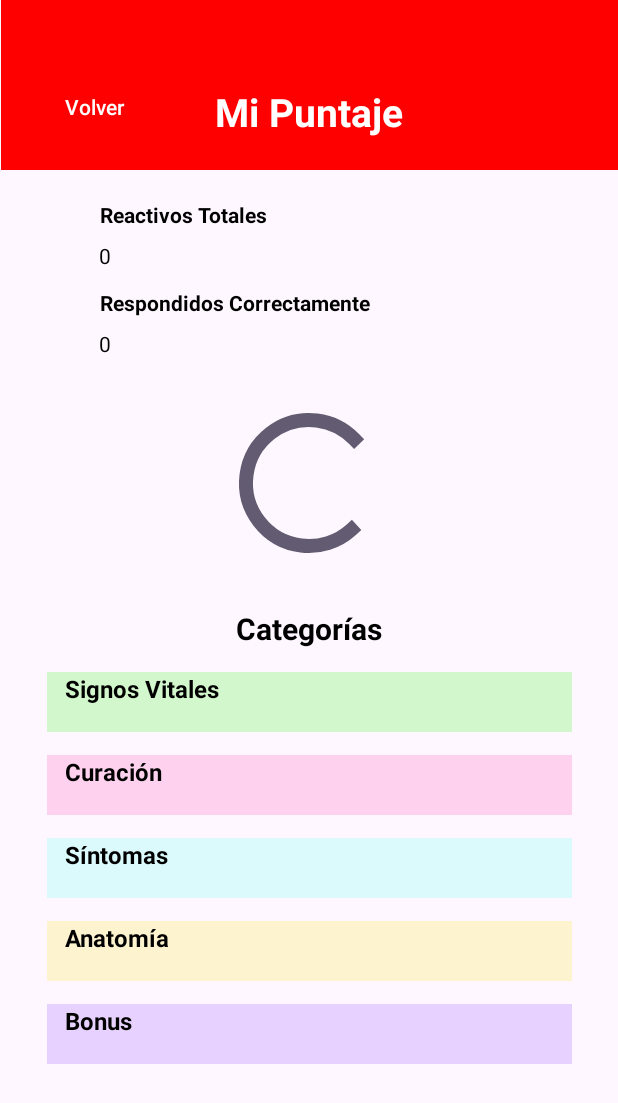
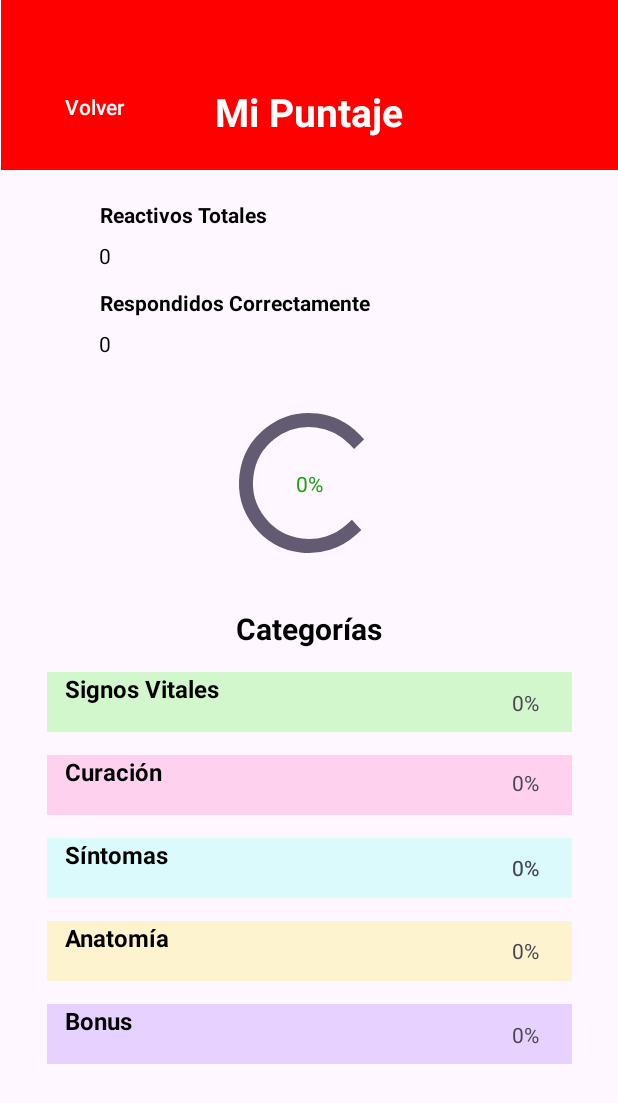
Before and after one commit to AugustoGM/proyectoRedQuiz, an Android app: the MiPuntaje screen opened directly, with no data from a screen before it, on a phone screen of 412 x 824 dp. Shown: the top 1103 px of the screen. Run offline under Robolectric (Android 15) with nearby library versions, the phone set to English and light mode, and no system bars.

Commit message:
MiPuntaje_Porcentajes

```diff
--- a/app/src/main/res/layout/activity_mi_puntaje.xml
+++ b/app/src/main/res/layout/activity_mi_puntaje.xml
@@ -5,6 +5,18 @@
     android:layout_width="match_parent"
     android:layout_height="match_parent"
     tools:context=".MiPuntaje">
+
+    <TextView
+        android:id="@+id/textView28"
+        android:layout_width="wrap_content"
+        android:layout_height="wrap_content"
+        android:text="0%"
+        app:layout_constraintBottom_toBottomOf="@+id/textView15"
+        app:layout_constraintEnd_toEndOf="@+id/textView15"
+        app:layout_constraintHorizontal_bias="0.933"
+        app:layout_constraintStart_toStartOf="@+id/textView15"
+        app:layout_constraintTop_toTopOf="@+id/textView15"
+        app:layout_constraintVertical_bias="0.476" />
 
     <TextView
         android:id="@+id/textView5"
@@ -123,6 +135,30 @@
         app:layout_constraintTop_toBottomOf="@+id/textView14" />
 
     <TextView
+        android:id="@+id/textView24"
+        android:layout_width="wrap_content"
+        android:layout_height="wrap_content"
+        android:text="0%"
+        app:layout_constraintBottom_toBottomOf="@+id/textView14"
+        app:layout_constraintEnd_toEndOf="@+id/textView14"
+        app:layout_constraintHorizontal_bias="0.933"
+        app:layout_constraintStart_toStartOf="@+id/textView14"
+        app:layout_constraintTop_toTopOf="@+id/textView14"
+        app:layout_constraintVertical_bias="0.428" />
+
+    <TextView
+        android:id="@+id/textView25"
+        android:layout_width="wrap_content"
+        android:layout_height="wrap_content"
+        android:text="0%"
+        app:layout_constraintBottom_toBottomOf="@+id/textView15"
+        app:layout_constraintEnd_toEndOf="@+id/textView15"
+        app:layout_constraintHorizontal_bias="0.933"
+        app:layout_constraintStart_toStartOf="@+id/textView15"
+        app:layout_constraintTop_toTopOf="@+id/textView15"
+        app:layout_constraintVertical_bias="0.476" />
+
+    <TextView
         android:id="@+id/textView16"
         android:layout_width="350dp"
         android:layout_height="40dp"
@@ -147,6 +183,7 @@
         android:textSize="16sp"
         android:textStyle="bold"
         app:layout_constraintEnd_toEndOf="parent"
+        app:layout_constraintHorizontal_bias="0.508"
         app:layout_constraintStart_toStartOf="parent"
         app:layout_constraintTop_toBottomOf="@+id/textView15" />
 
@@ -185,4 +222,52 @@
         app:layout_constraintStart_toStartOf="parent"
         app:layout_constraintTop_toTopOf="parent"
         app:layout_constraintVertical_bias="0.704" />
+
+    <TextView
+        android:id="@+id/textView4"
+        android:layout_width="wrap_content"
+        android:layout_height="wrap_content"
+        android:text="0%"
+        android:textColor="#19A10F"
+        app:layout_constraintBottom_toBottomOf="@+id/progressBar"
+        app:layout_constraintEnd_toEndOf="@+id/progressBar"
+        app:layout_constraintStart_toStartOf="@+id/progressBar"
+        app:layout_constraintTop_toTopOf="@+id/progressBar" />
+
+    <TextView
+        android:id="@+id/textView21"
+        android:layout_width="wrap_content"
+        android:layout_height="wrap_content"
+        android:text="0%"
+        app:layout_constraintBottom_toBottomOf="@+id/textView13"
+        app:layout_constraintEnd_toEndOf="@+id/textView13"
+        app:layout_constraintHorizontal_bias="0.933"
+        app:layout_constraintStart_toStartOf="@+id/textView13"
+        app:layout_constraintTop_toTopOf="@+id/textView13"
+        app:layout_constraintVertical_bias="0.523" />
+
+    <TextView
+        android:id="@+id/textView29"
+        android:layout_width="wrap_content"
+        android:layout_height="wrap_content"
+        android:text="0%"
+        app:layout_constraintBottom_toBottomOf="@+id/textView17"
+        app:layout_constraintEnd_toEndOf="@+id/textView17"
+        app:layout_constraintHorizontal_bias="0.933"
+        app:layout_constraintStart_toStartOf="@+id/textView17"
+        app:layout_constraintTop_toTopOf="@+id/textView17"
+        app:layout_constraintVertical_bias="0.476" />
+
+    <TextView
+        android:id="@+id/textView30"
+        android:layout_width="wrap_content"
+        android:layout_height="wrap_content"
+        android:text="0%"
+        app:layout_constraintBottom_toBottomOf="@+id/textView16"
+        app:layout_constraintEnd_toEndOf="@+id/textView16"
+        app:layout_constraintHorizontal_bias="0.933"
+        app:layout_constraintStart_toStartOf="@+id/textView16"
+        app:layout_constraintTop_toTopOf="@+id/textView16"
+        app:layout_constraintVertical_bias="0.523" />
+
 </androidx.constraintlayout.widget.ConstraintLayout>
```
